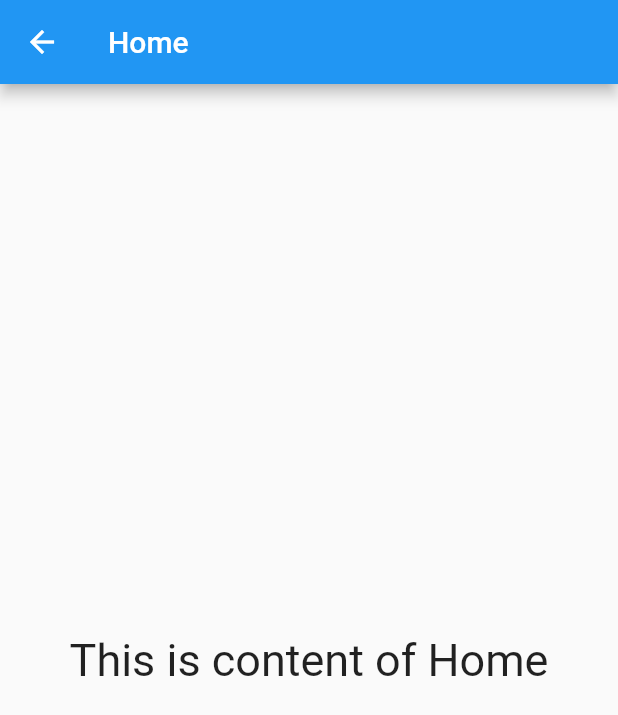
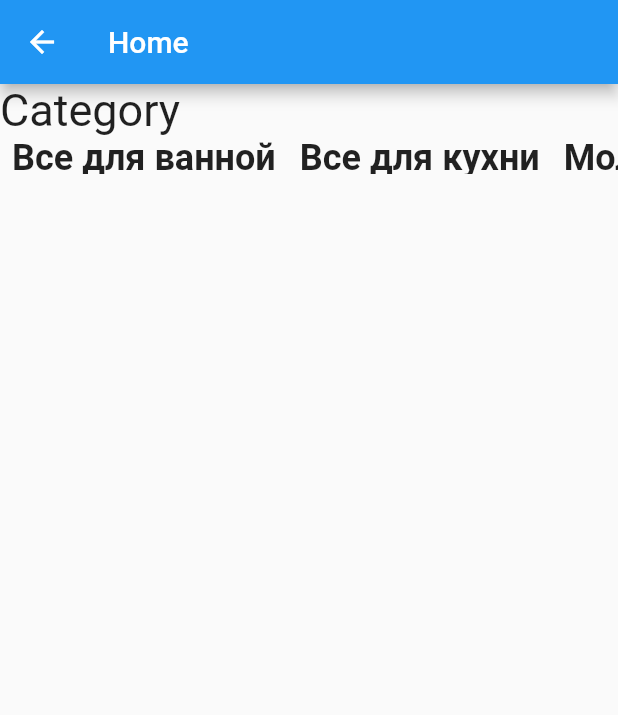
Before and after one commit to kitavrus/kak_kashka, a Flutter app: the HomePage screen opened directly, on a phone screen of 412 x 824 dp. Shown: the top 715 px of the screen. Run offline on Flutter 3.47's test engine with Material 2 defaults, Android fonts, the phone set to English and light mode, and no system bars; our stand-ins replace equatable, flutter_bloc, flutter_slidable, image_picker; missing offline and left inert: flutter_barcode_scanner.

Commit message:
home page

```diff
--- /dev/null
+++ b/lib/home/ui/home_page.dart
@@ -0,0 +1,82 @@
+import 'package:flutter/material.dart';
+import 'package:flutter/rendering.dart';
+import 'package:kak_kashka/category/repository/category_repository.dart';
+
+class HomePage extends StatefulWidget {
+  @override
+  _HomePageState createState() => _HomePageState();
+}
+
+class _HomePageState extends State<HomePage>
+    with AutomaticKeepAliveClientMixin<HomePage> {
+  @override
+  void initState() {
+    super.initState();
+    print('initState Home');
+  }
+
+  Future _loadCategory() async {
+    return await CategoryRepository().getAll();
+  }
+
+  @override
+  Widget build(BuildContext context) {
+    print('build Home');
+    return Scaffold(
+      appBar: AppBar(
+        title: Text('Home'),
+      ),
+      body: Column(
+        crossAxisAlignment: CrossAxisAlignment.start,
+        children: [
+          Text(
+            'Category',
+            style: TextStyle(fontSize: 30),
+          ),
+          CategoryList(_loadCategory()),
+        ],
+      ),
+    );
+  }
+
+  @override
+  bool get wantKeepAlive => true;
+}
+
+class CategoryList extends StatelessWidget {
+  final categoryModelList;
+
+  CategoryList(this.categoryModelList);
+
+  @override
+  Widget build(BuildContext context) {
+    return FutureBuilder(
+        future: categoryModelList,
+        builder: (BuildContext context, AsyncSnapshot snapshot) {
+          if (snapshot.hasData) {
+            return SizedBox(
+              height: 25,
+              child: ListView.builder(
+                scrollDirection: Axis.horizontal,
+                itemCount: snapshot.data.length,
+                itemBuilder: (context, index) {
+                  return Padding(
+                    padding: const EdgeInsets.symmetric(horizontal: 8),
+                    child: Text(
+                      snapshot.data[index].name,
+                      style: TextStyle(
+                        fontSize: 24,
+                        fontWeight: FontWeight.bold,
+                      ),
+                    ),
+                  );
+                },
+              ),
+            );
+          }
+          // if (snapshot.hasError) {
+          return SizedBox.shrink();
+          // }
+        });
+  }
+}
--- a/lib/product/ui/add_product_page.dart
+++ b/lib/product/ui/add_product_page.dart
@@ -2,6 +2,7 @@ import 'dart:io';
 
 import 'package:flutter/cupertino.dart';
 import 'package:flutter/material.dart';
+import 'package:flutter/services.dart';
 import 'package:flutter_bloc/flutter_bloc.dart';
 import 'package:image_picker/image_picker.dart';
 import 'package:kak_kashka/category/cubit/category_cubit.dart';
@@ -16,6 +17,7 @@ import 'package:kak_kashka/product/repository/product_repository.dart';
 import 'package:kak_kashka/product/ui/product_detail_page.dart';
 import 'package:path_provider/path_provider.dart';
 import 'package:path/path.dart' as path;
+import 'package:flutter_barcode_scanner/flutter_barcode_scanner.dart';
 
 class AddProductPage extends StatefulWidget {
   AddProductPage({Key? key}) : super(key: key);
@@ -144,8 +146,13 @@ class _AddProductPageState extends State<AddProductPage> {
           SizedBox(height: 5),
           Container(
             child: TextField(
+              onTap: () {
+                _showScanBarcode();
+                print(" Штрих-код товара ");
+              },
+              readOnly: true,
               controller: _barcodeEditingController,
-              maxLength: 14,
+              // maxLength: 14,
               textAlign: TextAlign.start,
               keyboardType: TextInputType.phone,
               decoration: InputDecoration(
@@ -157,6 +164,21 @@ class _AddProductPageState extends State<AddProductPage> {
               onChanged: (value) {},
             ),
           ),
+          // Container(
+          //   child: TextField(
+          //     controller: _barcodeEditingController,
+          //     maxLength: 14,
+          //     textAlign: TextAlign.start,
+          //     keyboardType: TextInputType.phone,
+          //     decoration: InputDecoration(
+          //       labelText: "Штрих-код товара",
+          //       border: OutlineInputBorder(),
+          //       contentPadding: const EdgeInsets.all(5),
+          //       counterText: '',
+          //     ),
+          //     onChanged: (value) {},
+          //   ),
+          // ),
           Row(mainAxisAlignment: MainAxisAlignment.spaceBetween, children: [
             Row(
               mainAxisAlignment: MainAxisAlignment.start,
@@ -352,6 +374,26 @@ class _AddProductPageState extends State<AddProductPage> {
     );
   }
 
+  void _showScanBarcode() async  {
+    // FlutterBarcodeScanner.getBarcodeStreamReceiver("#ff6666", "Cancel", false, ScanMode.DEFAULT)?.listen((barcode) {
+    // final String scanResult = await FlutterBarcodeScanner.scanBarcode("#ff6666", "Cancel", false, ScanMode.DEFAULT);
+    // _barcodeEditingController.text = scanResult;
+
+    String scanResult;
+
+    try {
+      scanResult = await FlutterBarcodeScanner.scanBarcode(
+          "#ff6666", "Cancel", false, ScanMode.BARCODE);
+      print(_barcodeEditingController.text);
+    } on PlatformException {
+      scanResult = "нет возможности отсканировать";
+    }
+
+    if(!mounted) return;
+
+    _barcodeEditingController.text = scanResult;
+  }
+
   void _showSelectCategory(context) {
     showModalBottomSheet(
       context: context,
--- a/lib/ui/page/home/home_page.dart
+++ /dev/null
@@ -1,33 +0,0 @@
-import 'package:flutter/material.dart';
-
-class HomePage extends StatefulWidget {
-  @override
-  _HomePageState createState() => _HomePageState();
-}
-
-class _HomePageState extends State<HomePage> with AutomaticKeepAliveClientMixin<HomePage> {
-  @override
-  void initState() {
-    super.initState();
-    print('initState Home');
-  }
-
-  @override
-  Widget build(BuildContext context) {
-    print('build Home');
-    return Scaffold(
-      appBar: AppBar(
-        title: Text('Home'),
-      ),
-      body: Center(
-        child: Text(
-          'This is content of Home',
-          style: TextStyle(fontSize: 30),
-        ),
-      ),
-    );
-  }
-
-  @override
-  bool get wantKeepAlive => true;
-}
--- a/pubspec.yaml
+++ b/pubspec.yaml
@@ -40,6 +40,8 @@ dependencies:
   image_picker: ^0.8.1+3
   # A Flutter plugin for finding commonly used locations on the filesystem. Supports iOS, Android, Linux and MacOS. Not all methods are supported on all platforms.
   path_provider: ^2.0.2
+  #Plugin for Flutter apps that adds barcode scanning support on both Android and iOS.
+  flutter_barcode_scanner: ^2.0.0
 
 dev_dependencies:
   flutter_test:
```
Also changed, not shown: lib/main.dart (+18 -8 lines), pubspec.lock, 2 other files.
